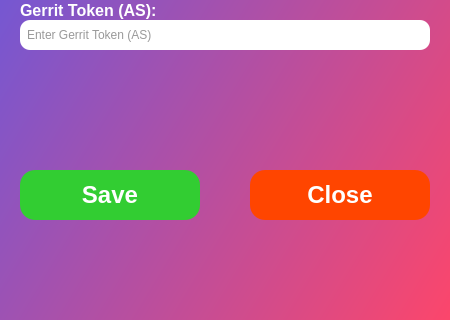
Old version of the form settings.ui in the repository nakkasoft/das-worklog; both pictures show x 0 to 450 and y 430 to 750 of the 450 by 750 pixel window.
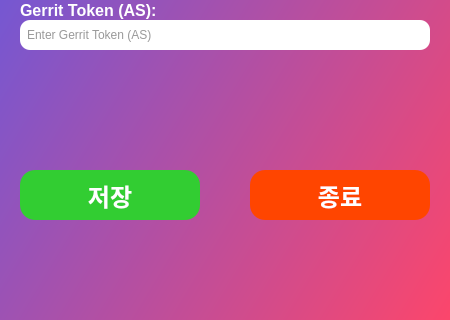
New version of the form.

Patch:
```diff
--- a/settings.ui
+++ b/settings.ui
@@ -417,7 +417,7 @@
      </string>
     </property>
     <property name="text">
-     <string>Save</string>
+     <string>저장</string>
     </property>
    </widget>
 
@@ -457,7 +457,7 @@
      </string>
     </property>
     <property name="text">
-     <string>Close</string>
+     <string>종료</string>
     </property>
    </widget>
   </widget>
```
Left out of the diff: 1 changed line with no effect on the pictures.
